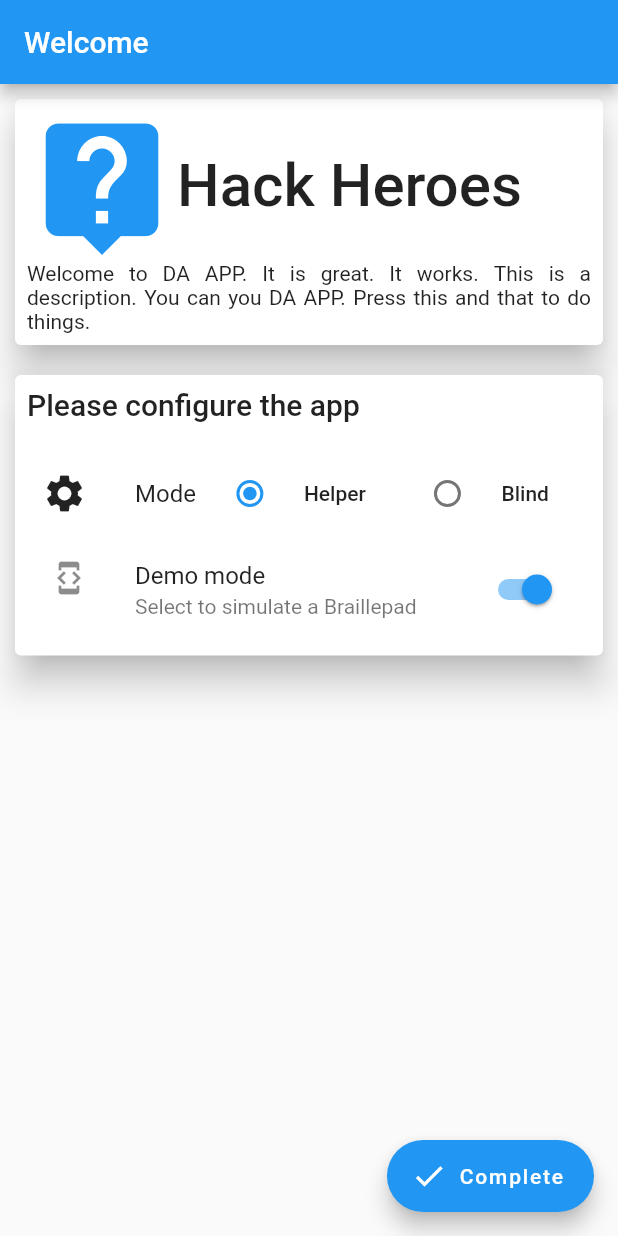
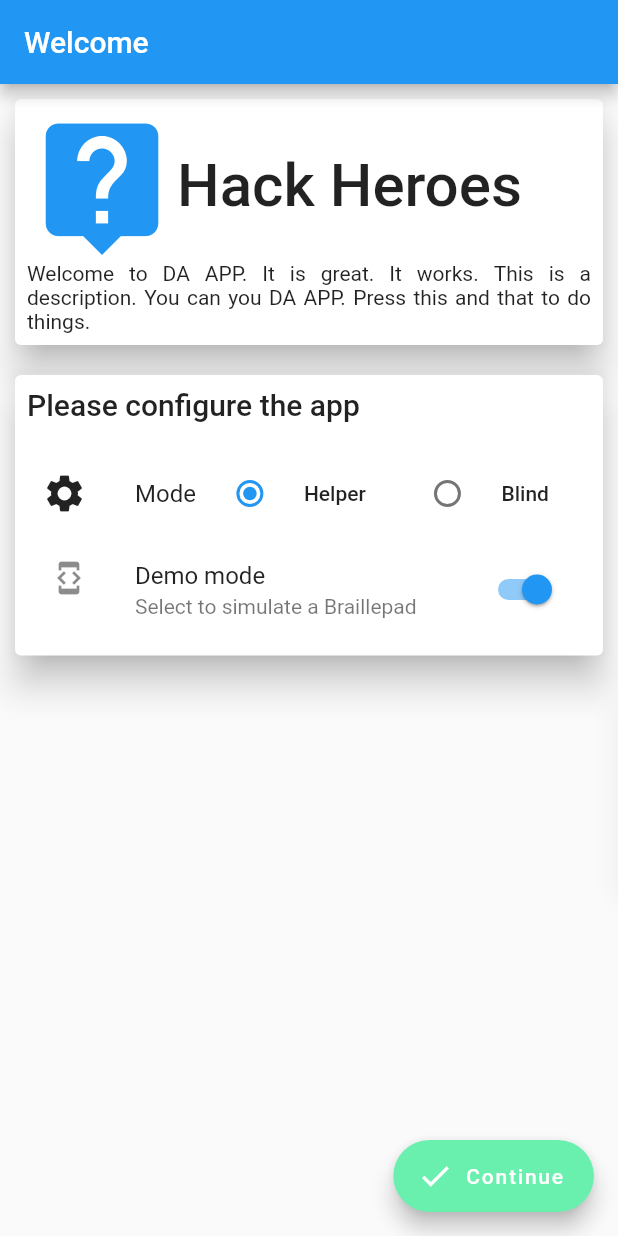
Before and after one commit to Carbon225/hack-heroes-2019-mobile, a Flutter app: the screen it shows after launch, after a tap on "Demo mode", on a phone screen of 412 x 824 dp. Run offline on Flutter 3.47's test engine with Material 2 defaults, Android fonts, the phone set to English and light mode, and no system bars; our stand-ins replace shared_preferences.

```diff
--- a/lib/ui/ConfiguratorScreen.dart
+++ b/lib/ui/ConfiguratorScreen.dart
@@ -1,6 +1,8 @@
 import 'package:flutter/cupertino.dart';
 import 'package:flutter/material.dart';
 import 'package:hack_heroes_mobile/logic/app_mode.dart';
+import 'package:hack_heroes_mobile/logic/user_settings.dart';
+import 'package:hack_heroes_mobile/ui/blind_home.dart';
 
 class ConfiguratorScreen extends StatefulWidget {
   Widget _about(BuildContext context) {
@@ -36,9 +38,29 @@ class ConfiguratorScreen extends StatefulWidget {
   State<StatefulWidget> createState() => ConfiguratorScreenState();
 }
 
-class ConfiguratorScreenState extends State<ConfiguratorScreen> {
+class ConfiguratorScreenState extends State<ConfiguratorScreen> with SingleTickerProviderStateMixin {
   AppMode _mode = AppMode.Helper;
   bool _demoMode = false;
+
+  Animation<Offset> _cardAnimation;
+  AnimationController _controller;
+
+  @override
+  void initState() {
+    super.initState();
+
+    _controller = AnimationController(
+      duration: Duration(milliseconds: 500),
+      vsync: this
+    );
+    _cardAnimation = MaterialPointArcTween(begin: Offset.zero, end: Offset(1.0, 0.0)).animate(_controller);
+  }
+
+  @override
+  void dispose() {
+    _controller.dispose();
+    super.dispose();
+  }
 
   Widget _modeSelect(BuildContext context) {
     return Row(
@@ -83,7 +105,10 @@ class ConfiguratorScreenState extends State<ConfiguratorScreen> {
       subtitle: Text("Select to simulate a Braillepad"),
       value: _demoMode,
       secondary: Icon(Icons.developer_mode),
-      onChanged: (bool value) => setState(() => _demoMode = value),
+      onChanged: (bool value) => setState(() {
+        _demoMode = value;
+        _demoMode ? _controller.forward() : _controller.reverse();
+      }),
     );
   }
 
@@ -144,9 +169,25 @@ class ConfiguratorScreenState extends State<ConfiguratorScreen> {
 
   Widget _finish(BuildContext context) {
     return FloatingActionButton.extended(
-      onPressed: () {},
-      label: Text("Complete"),
+      onPressed: () {
+        UserSettings.mode = _mode;
+        UserSettings.demoMode = _demoMode;
+        UserSettings.firstRun = false;
+
+        Navigator.of(context).pushReplacement(MaterialPageRoute(
+          builder: (context) {
+            switch (_mode) {
+              case AppMode.Blind:
+                return BlindHome();
+              default:
+                return BlindHome();
+            }
+          }
+        ));
+      },
+      label: Text("Continue"),
       icon: Icon(Icons.done),
+      backgroundColor: Colors.greenAccent,
     );
   }
 
@@ -162,8 +203,13 @@ class ConfiguratorScreenState extends State<ConfiguratorScreen> {
           widget._about(context),
           _settings(context),
 
+          SlideTransition(
+            position: _cardAnimation,
+            child: _pairDevice(context),
+          ),
+
           // write sliding animation
-          _demoMode ? Container() : _pairDevice(context),
+//          _demoMode ? Container() : _pairDevice(context),
         ],
       ),
     );
```
